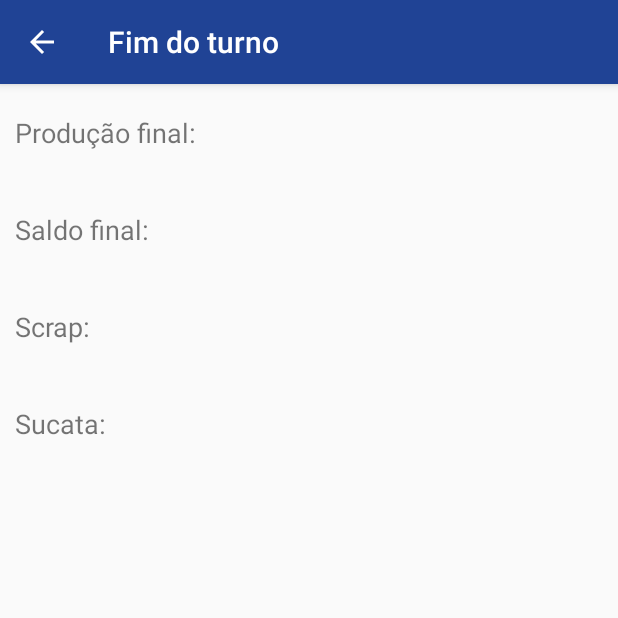
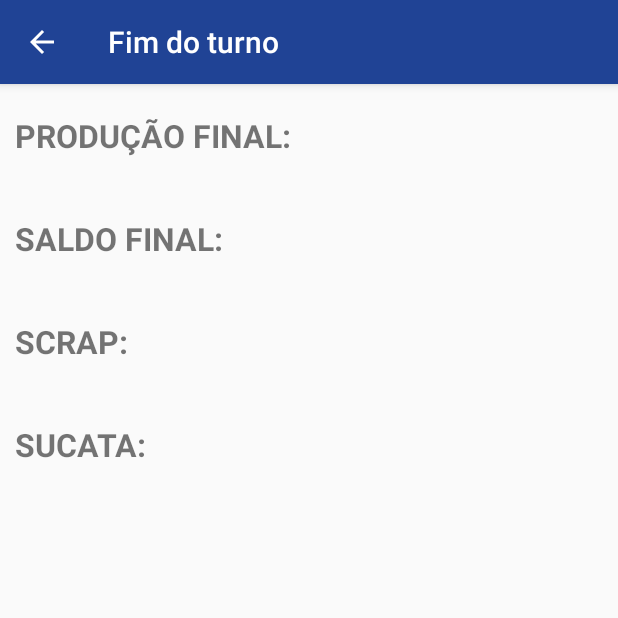
Before and after one commit to brenov1sk/app_Moura, an Android app: the fimResultado screen opened directly, with no data from a screen before it, on a phone screen of 412 x 824 dp, the top half of it. Run offline under Robolectric (Android 15) with nearby library versions, the phone set to English and light mode, and no system bars.

Commit message:
alteração layout backup

```diff
--- a/app/src/main/java/com/example/appmoura/fimResultado.java
+++ b/app/src/main/java/com/example/appmoura/fimResultado.java
@@ -30,10 +30,10 @@ public class fimResultado extends AppCompatActivity {
         String sFinal = preferences.getString("saldoFinal","");
         String scrapp = preferences.getString("scrap","");
         String sucat = preferences.getString("sucata","");
-        prodFinal.setText("Produção final: " + pFinal);
-        saldoFinal.setText("Saldo final: " + sFinal);
-        scrap.setText("Scrap: " + scrapp);
-        sucata.setText("Sucata: " + sucat);
+        prodFinal.setText("PRODUÇÃO FINAL: " + pFinal);
+        saldoFinal.setText("SALDO FINAL: " + sFinal);
+        scrap.setText("SCRAP: " + scrapp);
+        sucata.setText("SUCATA: " + sucat);
 
         getSupportActionBar().setDisplayHomeAsUpEnabled(true); //Mostrar o botão
         getSupportActionBar().setHomeButtonEnabled(true);      //Ativar o botão
--- a/app/src/main/res/layout/activity_fim_resultado.xml
+++ b/app/src/main/res/layout/activity_fim_resultado.xml
@@ -16,7 +16,8 @@
         android:layout_marginEnd="10dp"
         android:layout_marginRight="10dp"
         android:text="TextView"
-        android:textSize="18sp"
+        android:textSize="21sp"
+        android:textStyle="bold"
         app:layout_constraintEnd_toEndOf="parent"
         app:layout_constraintStart_toStartOf="parent"
         app:layout_constraintTop_toBottomOf="@+id/prodFinal" />
@@ -31,7 +32,8 @@
         android:layout_marginEnd="10dp"
         android:layout_marginRight="10dp"
         android:text="TextView"
-        android:textSize="18sp"
+        android:textSize="21sp"
+        android:textStyle="bold"
         app:layout_constraintEnd_toEndOf="parent"
         app:layout_constraintStart_toStartOf="parent"
         app:layout_constraintTop_toTopOf="parent" />
@@ -46,7 +48,8 @@
         android:layout_marginEnd="10dp"
         android:layout_marginRight="10dp"
         android:text="TextView"
-        android:textSize="18sp"
+        android:textSize="21sp"
+        android:textStyle="bold"
         app:layout_constraintEnd_toEndOf="parent"
         app:layout_constraintStart_toStartOf="parent"
         app:layout_constraintTop_toBottomOf="@+id/saldoFinal" />
@@ -61,7 +64,8 @@
         android:layout_marginEnd="10dp"
         android:layout_marginRight="10dp"
         android:text="TextView"
-        android:textSize="18sp"
+        android:textSize="21sp"
+        android:textStyle="bold"
         app:layout_constraintEnd_toEndOf="parent"
         app:layout_constraintStart_toStartOf="parent"
         app:layout_constraintTop_toBottomOf="@+id/scrap" />
```
